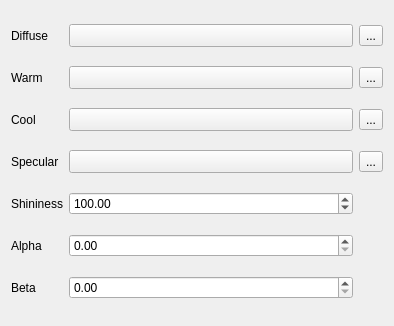
Old version of the form src/ui/3d/goochmaterialwidget.ui in the repository qgis/QGIS.
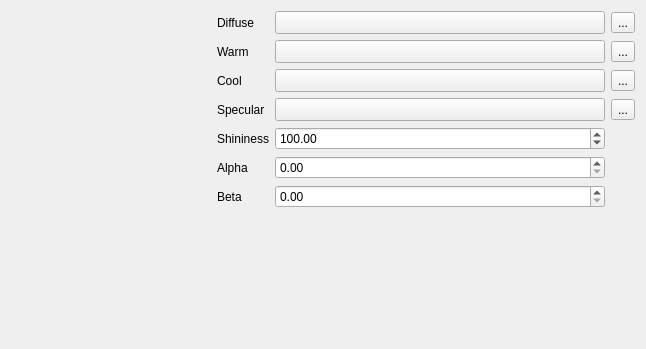
New version of the form. Custom widgets are drawn as their Qt base class.

Commit message: Show material previews in most material configuration widgets

Diff of the .ui file:
```diff
--- a/src/ui/3d/goochmaterialwidget.ui
+++ b/src/ui/3d/goochmaterialwidget.ui
@@ -6,15 +6,59 @@
    <rect>
     <x>0</x>
     <y>0</y>
-    <width>394</width>
-    <height>326</height>
+    <width>646</width>
+    <height>349</height>
    </rect>
   </property>
   <property name="windowTitle">
    <string notr="true">Form</string>
   </property>
   <layout class="QGridLayout" name="gridLayout">
-   <item row="4" column="0">
+   <item row="2" column="1">
+    <widget class="QLabel" name="lblAmbient_2">
+     <property name="text">
+      <string>Cool</string>
+     </property>
+    </widget>
+   </item>
+   <item row="1" column="1">
+    <widget class="QLabel" name="lblAmbient">
+     <property name="text">
+      <string>Warm</string>
+     </property>
+    </widget>
+   </item>
+   <item row="0" column="2">
+    <widget class="QgsColorButton" name="btnDiffuse">
+     <property name="sizePolicy">
+      <sizepolicy hsizetype="Expanding" vsizetype="Fixed">
+       <horstretch>0</horstretch>
+       <verstretch>0</verstretch>
+      </sizepolicy>
+     </property>
+     <property name="minimumSize">
+      <size>
+       <width>120</width>
+       <height>0</height>
+      </size>
+     </property>
+    </widget>
+   </item>
+   <item row="6" column="1">
+    <widget class="QLabel" name="lblShininess_3">
+     <property name="text">
+      <string>Beta</string>
+     </property>
+    </widget>
+   </item>
+   <item row="3" column="3">
+    <widget class="QgsPropertyOverrideButton" name="mSpecularDataDefinedButton">
+     <property name="text">
+      <string>...</string>
+     </property>
+    </widget>
+   </item>
+   <item row="4" column="1">
     <widget class="QLabel" name="lblShininess">
      <property name="toolTip">
       <string>How shiny smooth surfaces are.</string>
@@ -24,14 +68,14 @@
      </property>
     </widget>
    </item>
-   <item row="2" column="0">
-    <widget class="QLabel" name="lblAmbient_2">
+   <item row="1" column="3">
+    <widget class="QgsPropertyOverrideButton" name="mWarmDataDefinedButton">
      <property name="text">
-      <string>Cool</string>
+      <string>...</string>
      </property>
     </widget>
    </item>
-   <item row="0" column="0">
+   <item row="0" column="1">
     <widget class="QLabel" name="lblDiffuse">
      <property name="toolTip">
       <string>Color of light reflected from rough surfaces.</string>
@@ -41,17 +85,7 @@
      </property>
     </widget>
    </item>
-   <item row="5" column="1">
-    <widget class="QgsDoubleSpinBox" name="spinAlpha">
-     <property name="maximum">
-      <double>1000.000000000000000</double>
-     </property>
-     <property name="singleStep">
-      <double>0.100000000000000</double>
-     </property>
-    </widget>
-   </item>
-   <item row="3" column="0">
+   <item row="3" column="1">
     <widget class="QLabel" name="lblSpecular">
      <property name="toolTip">
       <string>Color of light reflecting from smooth surfaces.</string>
@@ -61,8 +95,25 @@
      </property>
     </widget>
    </item>
-   <item row="0" column="1">
-    <widget class="QgsColorButton" name="btnDiffuse">
+   <item row="6" column="2">
+    <widget class="QgsDoubleSpinBox" name="spinBeta">
+     <property name="maximum">
+      <double>1000.000000000000000</double>
+     </property>
+     <property name="singleStep">
+      <double>0.100000000000000</double>
+     </property>
+    </widget>
+   </item>
+   <item row="0" column="3">
+    <widget class="QgsPropertyOverrideButton" name="mDiffuseDataDefinedButton">
+     <property name="text">
+      <string>...</string>
+     </property>
+    </widget>
+   </item>
+   <item row="3" column="2">
+    <widget class="QgsColorButton" name="btnSpecular">
      <property name="sizePolicy">
       <sizepolicy hsizetype="Expanding" vsizetype="Fixed">
        <horstretch>0</horstretch>
@@ -77,7 +128,40 @@
      </property>
     </widget>
    </item>
-   <item row="4" column="1">
+   <item row="2" column="3">
+    <widget class="QgsPropertyOverrideButton" name="mCoolDataDefinedButton">
+     <property name="text">
+      <string>...</string>
+     </property>
+    </widget>
+   </item>
+   <item row="1" column="2">
+    <widget class="QgsColorButton" name="btnWarm">
+     <property name="sizePolicy">
+      <sizepolicy hsizetype="Expanding" vsizetype="Fixed">
+       <horstretch>0</horstretch>
+       <verstretch>0</verstretch>
+      </sizepolicy>
+     </property>
+     <property name="minimumSize">
+      <size>
+       <width>120</width>
+       <height>0</height>
+      </size>
+     </property>
+    </widget>
+   </item>
+   <item row="5" column="2">
+    <widget class="QgsDoubleSpinBox" name="spinAlpha">
+     <property name="maximum">
+      <double>1000.000000000000000</double>
+     </property>
+     <property name="singleStep">
+      <double>0.100000000000000</double>
+     </property>
+    </widget>
+   </item>
+   <item row="4" column="2">
     <widget class="QgsDoubleSpinBox" name="spinShininess">
      <property name="minimum">
       <double>1.000000000000000</double>
@@ -90,113 +174,52 @@
      </property>
     </widget>
    </item>
-   <item row="5" column="0">
+   <item row="2" column="2">
+    <widget class="QgsColorButton" name="btnCool">
+     <property name="sizePolicy">
+      <sizepolicy hsizetype="Expanding" vsizetype="Fixed">
+       <horstretch>0</horstretch>
+       <verstretch>0</verstretch>
+      </sizepolicy>
+     </property>
+     <property name="minimumSize">
+      <size>
+       <width>120</width>
+       <height>0</height>
+      </size>
+     </property>
+    </widget>
+   </item>
+   <item row="5" column="1">
     <widget class="QLabel" name="lblShininess_2">
      <property name="text">
       <string>Alpha</string>
      </property>
     </widget>
    </item>
-   <item row="2" column="1">
-    <widget class="QgsColorButton" name="btnCool">
-     <property name="sizePolicy">
-      <sizepolicy hsizetype="Expanding" vsizetype="Fixed">
-       <horstretch>0</horstretch>
-       <verstretch>0</verstretch>
-      </sizepolicy>
+   <item row="7" column="2">
+    <spacer name="verticalSpacer">
+     <property name="orientation">
+      <enum>Qt::Orientation::Vertical</enum>
      </property>
-     <property name="minimumSize">
+     <property name="sizeHint" stdset="0">
       <size>
-       <width>120</width>
-       <height>0</height>
+       <width>20</width>
+       <height>40</height>
       </size>
      </property>
-    </widget>
+    </spacer>
    </item>
-   <item row="6" column="1">
-    <widget class="QgsDoubleSpinBox" name="spinBeta">
-     <property name="maximum">
-      <double>1000.000000000000000</double>
-     </property>
-     <property name="singleStep">
-      <double>0.100000000000000</double>
-     </property>
-    </widget>
-   </item>
-   <item row="6" column="0">
-    <widget class="QLabel" name="lblShininess_3">
-     <property name="text">
-      <string>Beta</string>
-     </property>
-    </widget>
-   </item>
-   <item row="3" column="1">
-    <widget class="QgsColorButton" name="btnSpecular">
-     <property name="sizePolicy">
-      <sizepolicy hsizetype="Expanding" vsizetype="Fixed">
-       <horstretch>0</horstretch>
-       <verstretch>0</verstretch>
-      </sizepolicy>
-     </property>
+   <item row="0" column="0" rowspan="8">
+    <widget class="QgsMaterialPreviewWidget" name="mPreviewWidget" native="true">
      <property name="minimumSize">
       <size>
-       <width>120</width>
-       <height>0</height>
+       <width>200</width>
+       <height>200</height>
       </size>
      </property>
     </widget>
    </item>
-   <item row="1" column="1">
-    <widget class="QgsColorButton" name="btnWarm">
-     <property name="sizePolicy">
-      <sizepolicy hsizetype="Expanding" vsizetype="Fixed">
-       <horstretch>0</horstretch>
-       <verstretch>0</verstretch>
-      </sizepolicy>
-     </property>
-     <property name="minimumSize">
-      <size>
-       <width>120</width>
-       <height>0</height>
-      </size>
-     </property>
-    </widget>
-   </item>
-   <item row="1" column="0">
-    <widget class="QLabel" name="lblAmbient">
-     <property name="text">
-      <string>Warm</string>
-     </property>
-    </widget>
-   </item>
-   <item row="0" column="2">
-    <widget class="QgsPropertyOverrideButton" name="mDiffuseDataDefinedButton">
-     <property name="text">
-      <string>...</string>
-     </property>
-    </widget>
-   </item>
-   <item row="1" column="2">
-    <widget class="QgsPropertyOverrideButton" name="mWarmDataDefinedButton">
-     <property name="text">
-      <string>...</string>
-     </property>
-    </widget>
-   </item>
-   <item row="2" column="2">
-    <widget class="QgsPropertyOverrideButton" name="mCoolDataDefinedButton">
-     <property name="text">
-      <string>...</string>
-     </property>
-    </widget>
-   </item>
-   <item row="3" column="2">
-    <widget class="QgsPropertyOverrideButton" name="mSpecularDataDefinedButton">
-     <property name="text">
-      <string>...</string>
-     </property>
-    </widget>
-   </item>
   </layout>
  </widget>
  <customwidgets>
@@ -216,6 +239,12 @@
    <header>qgscolorbutton.h</header>
    <container>1</container>
   </customwidget>
+  <customwidget>
+   <class>QgsMaterialPreviewWidget</class>
+   <extends>QWidget</extends>
+   <header>qgsmaterialpreviewwidget.h</header>
+   <container>1</container>
+  </customwidget>
  </customwidgets>
  <tabstops>
   <tabstop>btnDiffuse</tabstop>
```
The commit also changes 16 other files.
